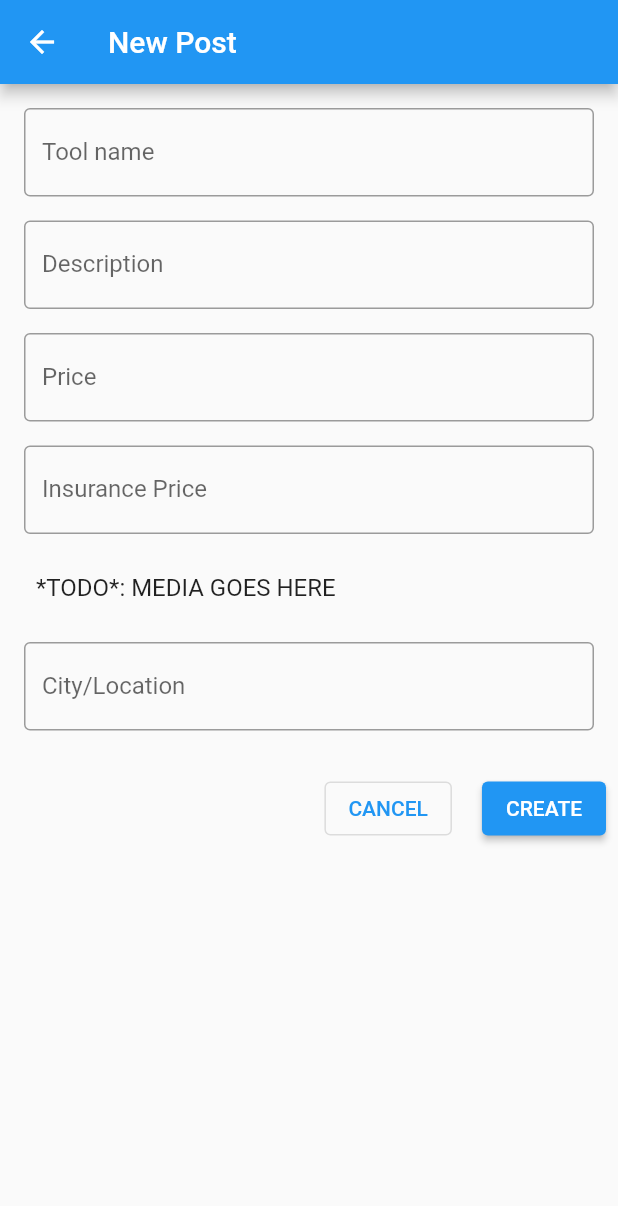
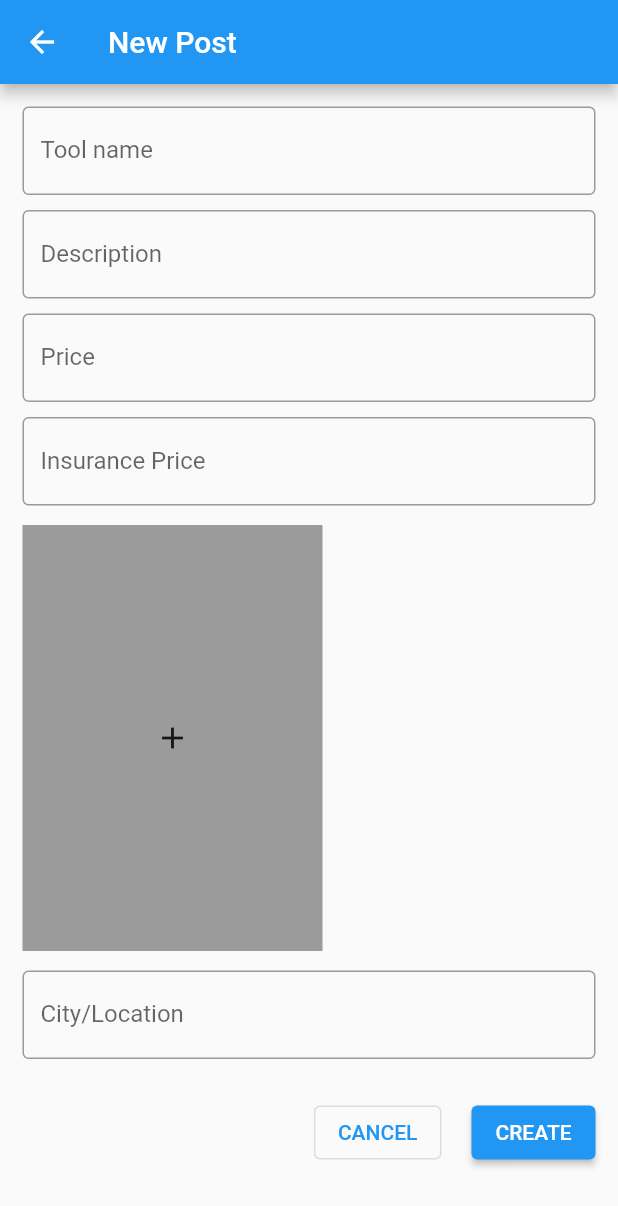
Before and after one commit to ElforL/rentool, a Flutter app: the NewPostScreen screen opened directly, on a phone screen of 412 x 824 dp. Shown: the top 1206 px of the screen. Run offline on Flutter 3.47's test engine with Material 2 defaults, Android fonts, the phone set to English and light mode, and no system bars; our stand-ins replace cloud_firestore, firebase_auth, firebase_core, flutter_icons, google_sign_in, image_picker; missing offline and left inert: flutter_facebook_auth; accounts and stored records are empty; generated files the repository leaves out were written again.

Commit message:
✨ Add media input in NewPostScreen (photos only)

```diff
--- a/lib/screens/NewPostScreen.dart
+++ b/lib/screens/NewPostScreen.dart
@@ -1,14 +1,18 @@
+import 'dart:io';
+
 import 'package:flutter/material.dart';
+import 'package:flutter/rendering.dart';
 import 'package:flutter/services.dart';
+import 'package:image_picker/image_picker.dart';
 
 class NewPostScreen extends StatelessWidget {
   NewPostScreen({Key key}) : super(key: key);
 
-  var _nameContoller = TextEditingController();
-  var _descriptionContoller = TextEditingController();
-  var _priceContoller = TextEditingController();
-  var _insuranceContoller = TextEditingController();
-  var _locationContoller = TextEditingController();
+  final _nameContoller = TextEditingController();
+  final _descriptionContoller = TextEditingController();
+  final _priceContoller = TextEditingController();
+  final _insuranceContoller = TextEditingController();
+  final _locationContoller = TextEditingController();
 
   @override
   Widget build(BuildContext context) {
@@ -17,9 +21,10 @@ class NewPostScreen extends StatelessWidget {
         title: Text('New Post'),
       ),
       body: Padding(
-        padding: const EdgeInsets.all(8.0),
+        padding: const EdgeInsets.symmetric(horizontal: 15),
         child: ListView(
           children: [
+            SizedBox(height: 10),
             // name
             _buildTextField(
               controller: _nameContoller,
@@ -46,20 +51,18 @@ class NewPostScreen extends StatelessWidget {
               textInputAction: TextInputAction.next,
               isNumber: true,
             ),
-            // TODO media
-            ListTile(
-              title: Text('*TODO*: MEDIA GOES HERE'),
-            ),
+            // media
+            MediaTile(),
 
             // location
             _buildTextField(
               controller: _locationContoller,
               labelText: 'City/Location',
-              textInputAction: TextInputAction.next,
+              textInputAction: TextInputAction.done,
             ),
 
             Padding(
-              padding: const EdgeInsets.only(top: 20),
+              padding: const EdgeInsets.symmetric(vertical: 20),
               child: Row(
                 mainAxisAlignment: MainAxisAlignment.end,
                 children: [
@@ -82,13 +85,13 @@ class NewPostScreen extends StatelessWidget {
   }
 
   Widget _buildTextField({
-    controller,
-    labelText,
-    textInputAction,
-    isNumber = false,
+    TextEditingController controller,
+    String labelText,
+    TextInputAction textInputAction,
+    bool isNumber = false,
   }) {
     return Padding(
-      padding: const EdgeInsets.all(8.0),
+      padding: const EdgeInsets.symmetric(vertical: 5),
       child: TextField(
         controller: controller,
         textInputAction: textInputAction,
@@ -102,3 +105,116 @@ class NewPostScreen extends StatelessWidget {
     );
   }
 }
+
+class MediaTile extends StatefulWidget {
+  const MediaTile({Key key}) : super(key: key);
+
+  @override
+  _MediaTileState createState() => _MediaTileState();
+}
+
+class _MediaTileState extends State<MediaTile> {
+  List _images = [];
+  final picker = ImagePicker();
+
+  Future _getMedia(bool isImage, ImageSource source) async {
+    final pickedFile = isImage ? await picker.getImage(source: source) : await picker.getVideo(source: source);
+
+    setState(() {
+      if (pickedFile != null) {
+        _images.add(File(pickedFile.path));
+      } else {
+        print('No image selected.');
+      }
+    });
+  }
+
+  @override
+  Widget build(BuildContext context) {
+    return Container(
+      padding: EdgeInsets.symmetric(vertical: 8),
+      height: 300,
+      child: ListView.builder(
+        scrollDirection: Axis.horizontal,
+        itemCount: _images.length + 1,
+        itemBuilder: (BuildContext context, int index) {
+          if (index == _images.length) return _buildAddTile();
+          return _buildImageHolder(_images[index]);
+        },
+      ),
+    );
+  }
+
+  Widget _buildAddTile() {
+    return Container(
+      color: Colors.black38,
+      width: 200,
+      // child: Icon(Icons.add),
+      child: PopupMenuButton(
+        child: Icon(Icons.add),
+        offset: Offset(50, 0),
+        tooltip: 'Add media',
+        itemBuilder: (BuildContext context) => [
+          PopupMenuWidget(
+            padding: EdgeInsets.symmetric(horizontal: 9),
+            child: Row(
+              mainAxisAlignment: MainAxisAlignment.spaceEvenly,
+              children: [
+                IconButton(
+                  icon: Icon(Icons.videocam),
+                  tooltip: 'Video',
+                  onPressed: null, //TODO () => getMedia(false, ImageSource.camera),
+                ),
+                IconButton(
+                  icon: Icon(Icons.camera_alt_outlined),
+                  tooltip: 'Photo',
+                  onPressed: () => _getMedia(true, ImageSource.gallery),
+                ),
+              ],
+            ),
+          ),
+        ],
+      ),
+    );
+  }
+
+  Widget _buildImageHolder(File image) {
+    return Padding(
+      padding: const EdgeInsets.symmetric(horizontal: 3),
+      child: Image.file(
+        image,
+        fit: BoxFit.contain,
+      ),
+    );
+  }
+}
+
+/// A `PopupMenuEntry` that is not pressable.
+///
+/// Useful for placing buttons or plain text in it.
+class PopupMenuWidget<T> extends PopupMenuEntry<T> {
+  const PopupMenuWidget({
+    Key key,
+    this.height,
+    this.child,
+    this.padding = const EdgeInsets.all(0),
+  }) : super(key: key);
+
+  final Widget child;
+  final EdgeInsetsGeometry padding;
+  @override
+  final double height;
+
+  @override
+  _PopupMenuWidgetState createState() => new _PopupMenuWidgetState();
+
+  @override
+  bool represents(T value) {
+    throw UnimplementedError();
+  }
+}
+
+class _PopupMenuWidgetState extends State<PopupMenuWidget> {
+  @override
+  Widget build(BuildContext context) => Padding(padding: widget.padding, child: widget.child);
+}
```
